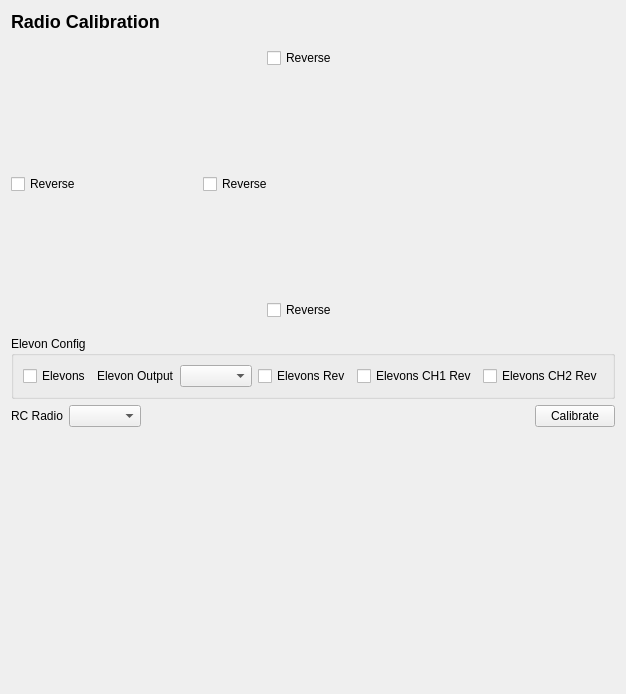
First picture: the form in src/ui/configuration/RadioCalibrationConfig.ui, repository labtoast/apm_planner, before the edit.
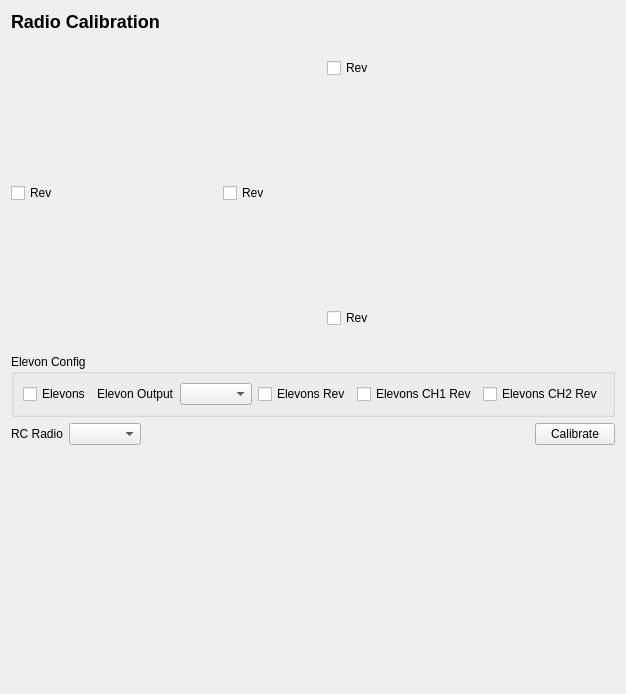
Second picture: the form after the edit. Custom widgets are drawn as their Qt base class.

Commit message: Radio Calibration: Add channel number to calibration bars

The edit to the form file:
```diff
--- a/src/ui/configuration/RadioCalibrationConfig.ui
+++ b/src/ui/configuration/RadioCalibrationConfig.ui
@@ -47,18 +47,34 @@
          </property>
          <item>
           <layout class="QHBoxLayout" name="horizontalLayout_10">
+           <item>
+            <spacer name="horizontalSpacer_2">
+             <property name="orientation">
+              <enum>Qt::Horizontal</enum>
+             </property>
+             <property name="sizeType">
+              <enum>QSizePolicy::Fixed</enum>
+             </property>
+             <property name="sizeHint" stdset="0">
+              <size>
+               <width>52</width>
+               <height>20</height>
+              </size>
+             </property>
+            </spacer>
+           </item>
            <item>
             <widget class="QGCRadioChannelDisplay" name="rollWidget" native="true">
              <property name="minimumSize">
               <size>
-               <width>250</width>
-               <height>40</height>
+               <width>258</width>
+               <height>60</height>
               </size>
              </property>
              <property name="maximumSize">
               <size>
-               <width>250</width>
-               <height>40</height>
+               <width>258</width>
+               <height>60</height>
               </size>
              </property>
              <property name="styleSheet">
@@ -71,7 +87,7 @@
            <item>
             <widget class="QCheckBox" name="revRollCheckBox">
              <property name="text">
-              <string>Reverse</string>
+              <string>Rev</string>
              </property>
             </widget>
            </item>
@@ -95,7 +111,7 @@
            <item>
             <widget class="QCheckBox" name="revLeftVCheckBox">
              <property name="text">
-              <string>Reverse</string>
+              <string>Rev</string>
              </property>
             </widget>
            </item>
@@ -104,7 +120,7 @@
              <property name="minimumSize">
               <size>
                <width>50</width>
-               <height>200</height>
+               <height>150</height>
               </size>
              </property>
              <property name="maximumSize">
@@ -134,7 +150,7 @@
            <item>
             <widget class="QCheckBox" name="revRightVCheckBox">
              <property name="text">
-              <string>Reverse</string>
+              <string>Rev</string>
              </property>
             </widget>
            </item>
@@ -143,7 +159,7 @@
              <property name="minimumSize">
               <size>
                <width>50</width>
-               <height>200</height>
+               <height>150</height>
               </size>
              </property>
              <property name="maximumSize">
@@ -242,18 +258,34 @@
          </item>
          <item>
           <layout class="QHBoxLayout" name="horizontalLayout_12">
+           <item>
+            <spacer name="horizontalSpacer_3">
+             <property name="orientation">
+              <enum>Qt::Horizontal</enum>
+             </property>
+             <property name="sizeType">
+              <enum>QSizePolicy::Fixed</enum>
+             </property>
+             <property name="sizeHint" stdset="0">
+              <size>
+               <width>52</width>
+               <height>20</height>
+              </size>
+             </property>
+            </spacer>
+           </item>
            <item>
             <widget class="QGCRadioChannelDisplay" name="yawWidget" native="true">
              <property name="minimumSize">
               <size>
-               <width>250</width>
-               <height>40</height>
+               <width>258</width>
+               <height>60</height>
               </size>
              </property>
              <property name="maximumSize">
               <size>
-               <width>250</width>
-               <height>40</height>
+               <width>258</width>
+               <height>60</height>
               </size>
              </property>
             </widget>
@@ -261,7 +293,7 @@
            <item>
             <widget class="QCheckBox" name="revYawCheckBox">
              <property name="text">
-              <string>Reverse</string>
+              <string>Rev</string>
              </property>
             </widget>
            </item>
```
The commit also changes 1 other file.
